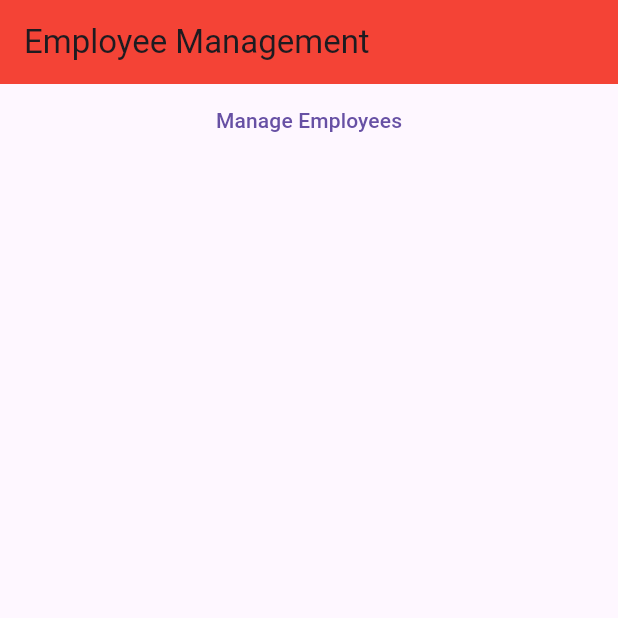
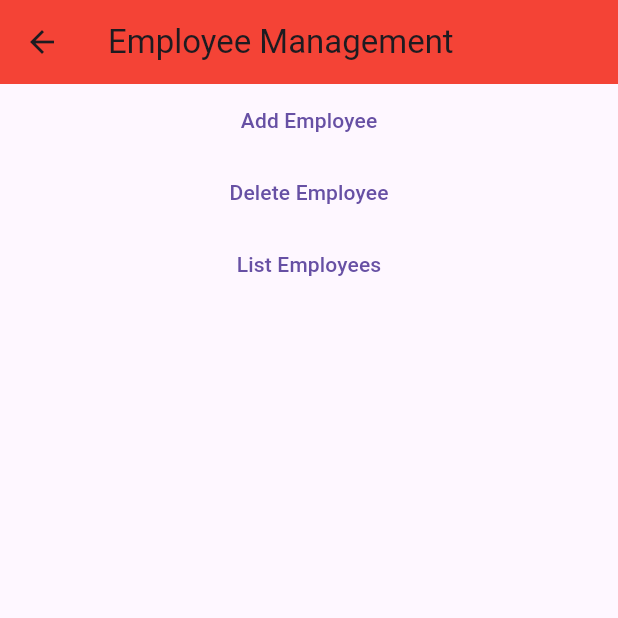
Before and after one commit to Defaulti0/repair_tracker_application, a Flutter app: the screen it shows after launch, after a tap on "Manage Employees", on a phone screen of 412 x 824 dp, the top half of it. Run offline on Flutter 3.47's test engine with Material 3 defaults, Android fonts, the light colour scheme and no system bars; our stand-ins replace supabase_flutter; accounts and stored records are empty.

Commit message:
Implemented Navigation

```diff
--- a/lib/pages/employee_manage_pages/list_employees.dart
+++ b/lib/pages/employee_manage_pages/list_employees.dart
@@ -27,8 +27,18 @@ class _ListEmployeesState extends State<ListEmployees> {
             itemCount: employees.length,
             itemBuilder: ((context, index) {
               final employee = employees[index];
-              return const Row(
-
+              // use ListView.builder(
+              // itemBuilder: (_, index) =>
+              //  Text ('Item $index'),
+              // );
+              // to build items on demand
+              return ListView(
+                children: [
+                  Text(employee['First Name']),
+                  Text(employee['Last Name']),
+                  Text(employee['Employee ID'].toString()),
+                  Text(employee['Employee Type']),
+                ],
 
               );
               // return ListTile(
--- /dev/null
+++ b/lib/pages/employee_manage_pages/manage_employee.dart
@@ -0,0 +1,60 @@
+import 'package:flutter/material.dart';
+import 'package:repair_tracker_application/pages/employee_manage_pages/list_employees.dart';
+
+import 'add_employee.dart';
+import 'delete_employee.dart';
+
+class ManageEmployee extends StatefulWidget {
+  const ManageEmployee({super.key});
+
+  @override
+  State<ManageEmployee> createState() => _ManageEmployeeState();
+}
+
+class _ManageEmployeeState extends State<ManageEmployee> {
+     @override
+     Widget build(BuildContext context) {
+      return Scaffold(
+        appBar: AppBar(
+          title: const Text('Employee Management'),
+          backgroundColor: Colors.red,
+        ),
+        body: Center(
+          child: Column(
+            children: [
+              TextButton(
+                onPressed: () {
+                  Navigator.of(context).push(
+                    MaterialPageRoute(
+                      builder: (context) => const AddEmployee(),
+                    ),
+                  );
+                },
+                child: const Text('Add Employee')
+              ),
+              TextButton(
+                onPressed: () {
+                  Navigator.of(context).push(
+                    MaterialPageRoute(
+                      builder: (context) => const DeleteEmployee(),
+                    ),
+                  );
+                },
+                child: const Text('Delete Employee')
+              ),
+              TextButton(
+                onPressed: () {
+                  Navigator.of(context).push(
+                    MaterialPageRoute(
+                      builder: (context) => const ListEmployees(),
+                    ),
+                  );
+                },
+                child: const Text('List Employees')
+              ),
+            ],
+          ),
+        ),
+      );
+     }
+}
--- a/lib/pages/main_menu.dart
+++ b/lib/pages/main_menu.dart
@@ -1,4 +1,5 @@
 import 'package:flutter/material.dart';
+import 'employee_manage_pages/manage_employee.dart';
 
 class MainMenu extends StatefulWidget {
   const MainMenu({super.key});
@@ -19,12 +20,18 @@ class _MainMenuState extends State<MainMenu> {
           child: Column(
             children: [
               TextButton(
-                onPressed: () {},
-                child: Text('Manage Employees')
-                ),
+                onPressed: () {
+                  Navigator.of(context).push(
+                    MaterialPageRoute(
+                      builder: (context) => const ManageEmployee(),
+                    ),
+                  );
+                },
+                child: const Text('Manage Employees')
+              ),
             ],
           ),
         ),
       );
-     }
+    }
 }
```
